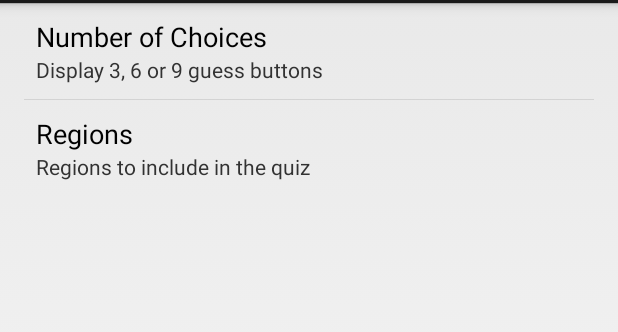
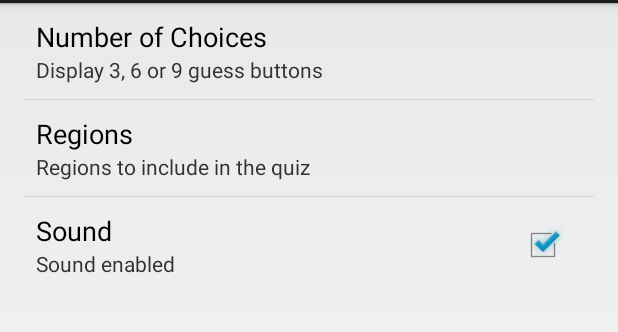
Before and after one commit to seanchung8/HTP-chapter05, an Android app: the screen it shows after launch (SettingsActivity), in the options menu, after a tap on "Settings", on a phone screen of 412 x 824 dp, the part 69-401 px from its top. Run offline under Robolectric (Android 15) with nearby library versions, the phone set to English and light mode, and no system bars.

Commit message:
added sound feature for applause and wrong answer. Also modify setting to allow application to enable/disable sound

```diff
--- a/app/src/main/java/com/deitel/flagquiz/MainActivity.java
+++ b/app/src/main/java/com/deitel/flagquiz/MainActivity.java
@@ -36,12 +36,12 @@ public class MainActivity extends Activity
 
       // do not perform normal initialization when it
       // is not the first time to call onCreate
-      if (savedInstanceState != null) return;
-
       setContentView(R.layout.activity_main);
 
       // set default values in the app's SharedPreferences
       PreferenceManager.setDefaultValues(this, R.xml.preferences, false);
+
+      if (savedInstanceState != null) return;
 
       // register listener for SharedPreferences changes
       PreferenceManager.getDefaultSharedPreferences(this).
@@ -78,7 +78,9 @@ public class MainActivity extends Activity
          quizFragment.updateGuessRows(
             PreferenceManager.getDefaultSharedPreferences(this));
          quizFragment.updateRegions(
-            PreferenceManager.getDefaultSharedPreferences(this));
+                 PreferenceManager.getDefaultSharedPreferences(this));
+         quizFragment.updateSoundEnabled(
+                 PreferenceManager.getDefaultSharedPreferences(this));
          quizFragment.resetQuiz();
          preferencesChanged = false;
       }
@@ -153,12 +155,16 @@ public class MainActivity extends Activity
                   R.string.default_region_message,
                   Toast.LENGTH_SHORT).show();
             }
+         } else if (key.equals(getResources().getString(R.string.pref_soundEnabled_key))) {
+            quizFragment.updateSoundEnabled(sharedPreferences);
+            quizFragment.resetQuiz();
          }
 
          Toast.makeText(MainActivity.this,
             R.string.restarting_quiz, Toast.LENGTH_SHORT).show();
       } // end method onSharedPreferenceChanged
    }; // end anonymous inner class
+
 } // end class MainActivity
 
 
--- a/app/src/main/java/com/deitel/flagquiz/QuizFragment.java
+++ b/app/src/main/java/com/deitel/flagquiz/QuizFragment.java
@@ -20,6 +20,7 @@ import android.content.DialogInterface;
 import android.content.SharedPreferences;
 import android.content.res.AssetManager;
 import android.graphics.drawable.Drawable;
+import android.media.MediaPlayer;
 import android.os.Bundle;
 import android.os.Handler;
 import android.util.Log;
@@ -62,6 +63,9 @@ public class QuizFragment extends Fragment
 
    private boolean firstGuess = true;
    private int firstGuessCorrectCnt = 0; // number of correct first guess
+   private MediaPlayer applauseMediaPlayer;
+   private MediaPlayer boingMediaPlayer;
+   private boolean isSoundEnabled = true; // can play sound flag
 
    // configures the QuizFragment when its View is created
    @Override
@@ -109,12 +113,23 @@ public class QuizFragment extends Fragment
       questionNumberTextView.setText(
          getResources().getString(R.string.question, 1, FLAGS_IN_QUIZ));
 
-      loadCapitalCities();
+      // load the capital city list and prepare media players
+      // do it on a separate thread to prevent long initialization
+      new Thread(new Runnable() {
+         @Override
+         public void run() {
+            loadCapitalCities();
+
+            applauseMediaPlayer = MediaPlayer.create(getActivity(), R.raw.applause);
+            boingMediaPlayer = MediaPlayer.create(getActivity(), R.raw.boing);
+         }
+      }).start();
 
       return view; // returns the fragment's view for display
    } // end method onCreateView
 
    private void loadCapitalCities() {
+      System.out.println("*** in loadCapitalCities() ***");
       capitalCityMap = new HashMap<String, String>();
 
       String[] capitals = getResources().getStringArray(R.array.capital_city_list);
@@ -136,6 +151,8 @@ public class QuizFragment extends Fragment
          sharedPreferences.getString(MainActivity.CHOICES, null);
       guessRows = Integer.parseInt(choices) / 3;
 
+      if (guessLinearLayouts == null) return;
+
       // hide all guess button LinearLayouts
       for (LinearLayout layout : guessLinearLayouts)
          layout.setVisibility(View.INVISIBLE);
@@ -150,6 +167,14 @@ public class QuizFragment extends Fragment
    {
       regionsSet =
          sharedPreferences.getStringSet(MainActivity.REGIONS, null);
+   }
+
+   // update enable sound for quiz based on values in SharedPreferences
+   public void updateSoundEnabled(SharedPreferences sharedPreferences)
+   {
+      isSoundEnabled =
+              sharedPreferences.getBoolean(getResources().getString(R.string.pref_soundEnabled_key), true);
+      System.out.println("*** isSoundEnabled:" + isSoundEnabled + " ***");
    }
 
    // set up and start the next quiz
@@ -315,6 +340,16 @@ public class QuizFragment extends Fragment
 
             flagImageView.startAnimation(shakeAnimation); // play shake
 
+            // play boing if sound is enabled
+            if (isSoundEnabled) {
+               new Thread(new Runnable() {
+                  @Override
+                  public void run() {
+                     boingMediaPlayer.start();
+                  }
+               }).start();
+            }
+
             // display "Incorrect!" in red
             answerTextView.setText(R.string.incorrect_answer);
             answerTextView.setTextColor(
@@ -423,6 +458,15 @@ public class QuizFragment extends Fragment
                     } // end method onCreateDialog
                  }; // end DialogFragment anonymous inner class
 
+         // if sound enabled and total first guess is 5 or above, play applause sound
+         if (isSoundEnabled && firstGuessCorrectCnt >=5 ) {
+            new Thread(new Runnable() {
+               @Override
+               public void run() {
+                  applauseMediaPlayer.start();
+               }
+            }).start();
+         }
          // use FragmentManager to display the DialogFragment
          quizResults.show(getFragmentManager(), "quiz results");
       }
@@ -444,6 +488,16 @@ public class QuizFragment extends Fragment
       }
 
    }
+
+   @Override
+   public void onDetach() {
+      super.onDetach();
+
+      applauseMediaPlayer.release();
+      boingMediaPlayer.release();
+   }
+
+
 } // end class FlagQuiz
 
 
--- a/app/src/main/res/values/strings.xml
+++ b/app/src/main/res/values/strings.xml
@@ -19,5 +19,7 @@
     <string name="image_description">Image of the current flag in the quiz</string>
     <string name="default_region">North_America</string>
     <string name="number_of_first_guess">"\nFirst correct guesses: %1$d"</string>
-
+    <string name="sound_title">Sound</string>
+    <string name="sound_enabled">Sound enabled</string>
+    <string name="pref_soundEnabled_key">pref_soundEnabled</string>
 </resources>
--- a/app/src/main/res/xml/preferences.xml
+++ b/app/src/main/res/xml/preferences.xml
@@ -19,4 +19,12 @@
         android:title="@string/world_regions"
         android:defaultValue="@array/regions_list"/>
 
+    <CheckBoxPreference
+        android:entries="@string/sound_enabled"
+        android:persistent="true"
+        android:key="@string/pref_soundEnabled_key"
+        android:summary="@string/sound_enabled"
+        android:title="@string/sound_title"
+        android:defaultValue="true"/>
+
 </PreferenceScreen>
```
Also changed, not shown: 2 other files.
